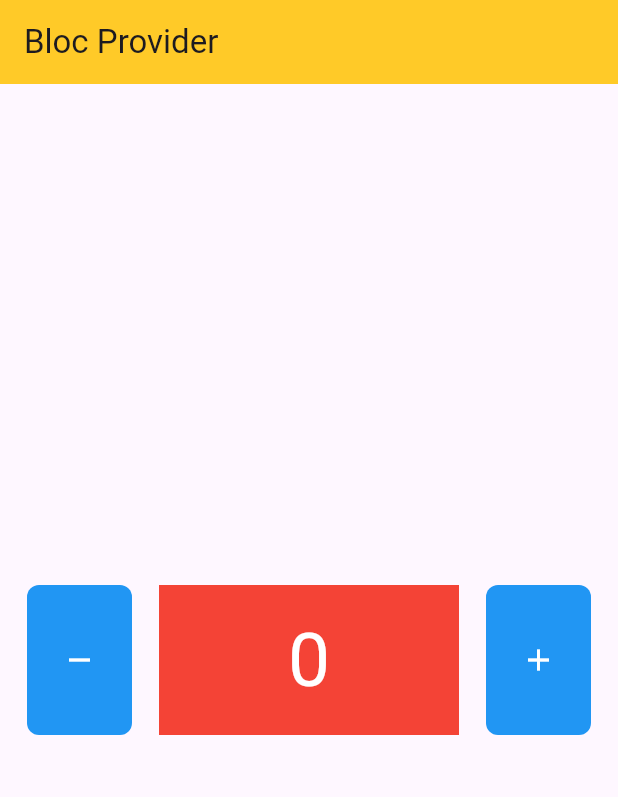
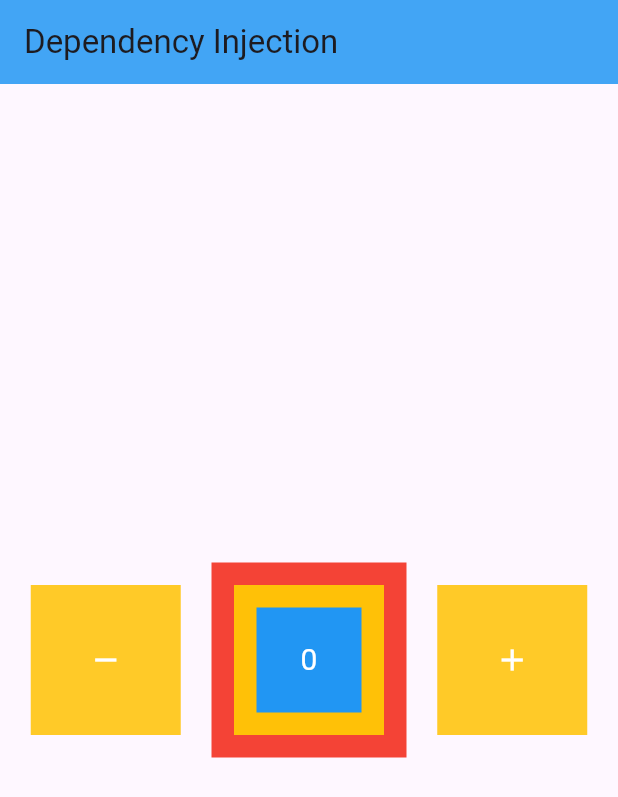
Before and after one commit to nazhtafza/learning_progress_blocflutter, a Flutter app: the screen it shows after launch, on a phone screen of 412 x 824 dp. Shown: the top 797 px of the screen. Run offline on Flutter 3.47's test engine with Material 3 defaults, Android fonts, the phone set to English and light mode, and no system bars; our stand-ins replace bloc, flutter_bloc.

Commit message:
[NZ]Learn Dependencies Injection

```diff
--- /dev/null
+++ b/lib/home/blue.dart
@@ -0,0 +1,18 @@
+import 'package:flutter/material.dart';
+
+import 'center_data.dart';
+
+class Blue extends StatelessWidget {
+  const Blue({
+    super.key,
+  });
+
+  @override
+  Widget build(BuildContext context) {
+    return Container(
+      margin: EdgeInsets.all(15),
+      color: Colors.blue,
+      child: CenterData(),
+    );
+  }
+}
--- /dev/null
+++ b/lib/home/center_data.dart
@@ -0,0 +1,16 @@
+import 'package:flutter/material.dart';
+
+import 'data_widget.dart';
+
+class CenterData extends StatelessWidget {
+  const CenterData({
+    super.key,
+  });
+
+  @override
+  Widget build(BuildContext context) {
+    return const Center(
+      child: DataWidget(),
+    );
+  }
+}
--- /dev/null
+++ b/lib/home/data_widget.dart
@@ -0,0 +1,25 @@
+import 'package:flutter/material.dart';
+import 'package:flutter_bloc/flutter_bloc.dart';
+
+import '../bloc/counter.dart';
+
+class DataWidget extends StatelessWidget {
+const DataWidget({
+super.key,
+});
+
+@override
+Widget build(BuildContext context) {
+  Counter mycounter = context.read<Counter>();
+return BlocBuilder(
+  bloc: mycounter,
+  builder: (context, state) => Text(
+    "$state",
+    style: const TextStyle(
+      fontSize: 20,
+      color: Colors.white,
+    ),
+  ),
+);
+}
+}
--- /dev/null
+++ b/lib/home/home.dart
@@ -0,0 +1,54 @@
+import 'package:flutter/material.dart';
+import 'package:flutter_bloc/flutter_bloc.dart';
+import 'package:latihan_bloc/bloc/counter.dart';
+import 'package:latihan_bloc/home/red.dart';
+
+class HomePage extends StatelessWidget {
+  const HomePage({super.key});
+
+  @override
+  Widget build(BuildContext context) {
+    // Counter mycounter = BlocProvider.of<Counter>(context);
+    Counter mycounter = context.read<Counter>();
+    return Scaffold(
+      appBar: AppBar(
+        title: const Text("Dependency Injection"),
+        backgroundColor: Colors.blue.shade400,
+      ),
+      body: Center(
+        child: Row(
+          mainAxisAlignment: MainAxisAlignment.spaceEvenly,
+          children: [
+            Material(
+              color: Colors.amber.shade400,
+              child: InkWell(
+                onTap: (){
+                  mycounter.decrement();
+                },
+                child: SizedBox(
+                  height: 100,
+                  width: 100,
+                  child: Icon(Icons.remove, color: Colors.white,),
+                ),
+              ),
+            ),
+            Red(),
+            Material(
+              color: Colors.amber.shade400,
+              child: InkWell(
+                onTap: (){
+                  mycounter.increment();
+                },
+                child: SizedBox(
+                  height: 100,
+                  width: 100,
+                  child: Icon(Icons.add, color: Colors.white,),
+                ),
+              ),
+            ),
+          ],
+        ),
+      ),
+    );
+  }
+}
--- /dev/null
+++ b/lib/home/red.dart
@@ -0,0 +1,18 @@
+import 'package:flutter/material.dart';
+import 'package:latihan_bloc/home/yellow.dart';
+
+class Red extends StatelessWidget {
+  const Red({
+    super.key,
+  });
+
+  @override
+  Widget build(BuildContext context) {
+    return Container(
+      width: 130,
+      height: 130,
+      color: Colors.red,
+      child: Yellow(),
+    );
+  }
+}
--- /dev/null
+++ b/lib/home/yellow.dart
@@ -0,0 +1,18 @@
+import 'package:flutter/material.dart';
+
+import 'blue.dart';
+
+class Yellow extends StatelessWidget {
+  const Yellow({
+    super.key,
+  });
+
+  @override
+  Widget build(BuildContext context) {
+    return Container(
+      margin: EdgeInsets.all(15),
+      color: Colors.amber,
+      child: Blue(),
+    );
+  }
+}
--- a/lib/pages/data_widget.dart
+++ /dev/null
@@ -1,32 +0,0 @@
-import 'package:flutter/material.dart';
-import 'package:flutter_bloc/flutter_bloc.dart';
-import 'package:latihan_bloc/bloc/counter.dart';
-class DataWidget extends StatelessWidget {
-  const DataWidget({
-    super.key,
-  });
-
-  @override
-  Widget build(BuildContext context) {
-    Counter mycounter = BlocProvider.of<Counter>(context);
-    return Container(
-      height: 100,
-      width: 200,
-      color: Colors.red,
-      child: Center(
-        child: BlocBuilder(
-            bloc: mycounter,
-            builder: (context, state) {
-              return Text(
-                "$state",
-                style: const TextStyle(
-                  fontSize: 50,
-                  color: Colors.white,
-                ),
-              );
-            }
-        ),
-      ),
-    );
-  }
-}
--- a/lib/pages/home.dart
+++ /dev/null
@@ -1,61 +0,0 @@
-import 'package:flutter/material.dart';
-import 'package:flutter_bloc/flutter_bloc.dart';
-import 'package:latihan_bloc/bloc/counter.dart';
-import 'package:latihan_bloc/pages/data_widget.dart';
-class HomePage extends StatelessWidget {
-  const HomePage({super.key});
-
-  @override
-  Widget build(BuildContext context) {
-    Counter mycounter = BlocProvider.of<Counter>(context);
-    return Scaffold(
-      appBar: AppBar(
-        title: Text("Bloc Provider"),
-        backgroundColor: Colors.amber.shade400,
-      ),
-      body: Column(
-        mainAxisAlignment: MainAxisAlignment.center,
-        children: [
-          Row(
-            mainAxisAlignment: MainAxisAlignment.spaceEvenly,
-            children: [
-              Material(
-                color: Colors.blue,
-                borderRadius: BorderRadius.circular(8),
-                child: InkWell(
-                  onTap: () {
-                    mycounter.decrement();
-                  },
-                  borderRadius: BorderRadius.circular(8),
-                  child: const SizedBox(
-                    height: 100,
-                    width: 70,
-                    child: Center(
-                      child: Icon(Icons.remove, color: Colors.white,),
-                    ),
-                  ),
-                ),
-              ),
-              DataWidget(),
-              Material(
-                color: Colors.blue,
-                borderRadius: BorderRadius.circular(8),
-                child: InkWell(
-                  onTap: () {
-                    mycounter.increment();
-                  },
-                  borderRadius: BorderRadius.circular(8),
-                  child: const SizedBox(
-                    height: 100,
-                    width: 70,
-                    child: Icon(Icons.add, color: Colors.white,),
-                  ),
-                ),
-              ),
-            ],
-          ),
-        ],
-      ),
-    );
-  }
-}
```
Also changed, not shown: lib/main.dart (+4 -4 lines).
